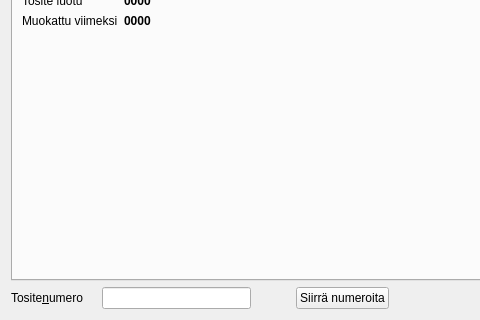
This is kitupiikki/kirjaus/kirjaus.ui in artoh/kitupiikki as Qt 5 draws it before an edit; both pictures show x 0 to 480 and y 100 to 420 of the 1095 by 420 pixel window. The edited form follows.
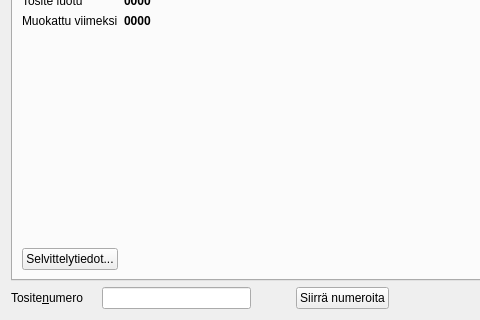
This is the edited form. The open tabs and pages were chosen to show the change. Icons and pictures are not drawn. Custom widgets are drawn as their Qt base class.

Diff of the .ui file:
```diff
--- a/kitupiikki/kirjaus/kirjaus.ui
+++ b/kitupiikki/kirjaus/kirjaus.ui
@@ -420,6 +420,30 @@
          </property>
         </widget>
        </item>
+       <item row="4" column="0">
+        <widget class="QPushButton" name="selvittelyNappi">
+         <property name="text">
+          <string>Selvittelytiedot...</string>
+         </property>
+         <property name="icon">
+          <iconset resource="../pic/pic.qrc">
+           <normaloff>:/pic/bug.png</normaloff>:/pic/bug.png</iconset>
+         </property>
+        </widget>
+       </item>
+       <item row="3" column="0">
+        <spacer name="verticalSpacer_3">
+         <property name="orientation">
+          <enum>Qt::Vertical</enum>
+         </property>
+         <property name="sizeHint" stdset="0">
+          <size>
+           <width>20</width>
+           <height>40</height>
+          </size>
+         </property>
+        </spacer>
+       </item>
       </layout>
      </widget>
     </widget>
```
Left out of the diff: 2 changed lines with no effect on the pictures.
